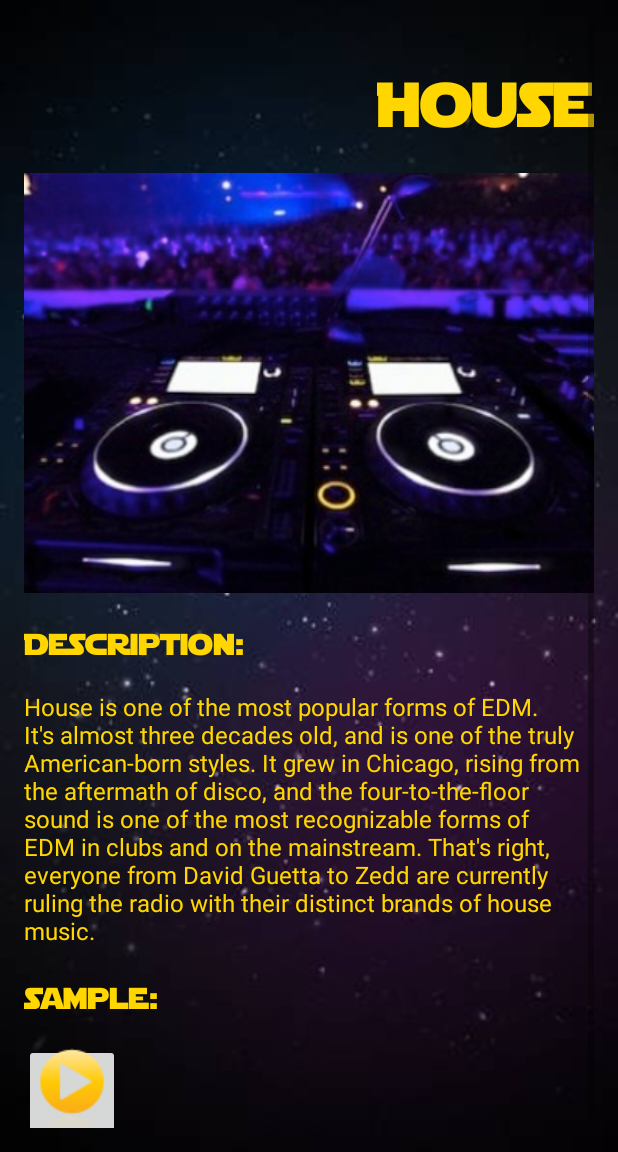
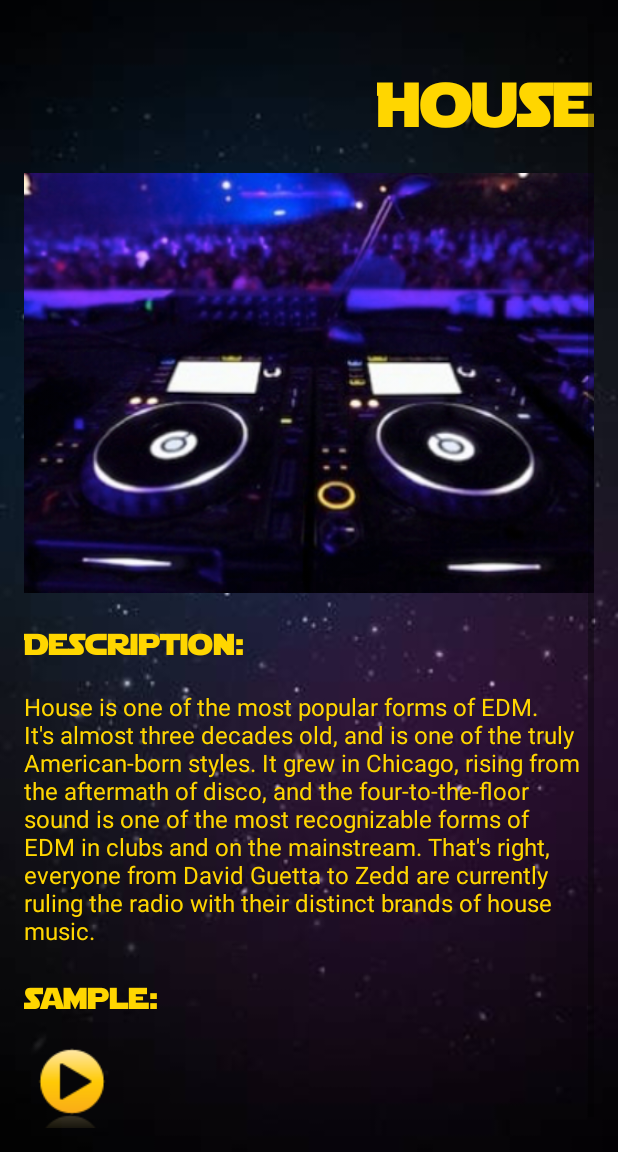
Before and after one commit to rjuzaszek/ElectronicMusicGuide, an Android app: the screen it shows after launch (GenereActivity), after a tap on "House", on a phone screen of 412 x 824 dp, the part 84-1236 px from its top. Run offline under Robolectric (Android 15) with nearby library versions, the phone set to English and light mode, and no system bars.

Commit message:
Ukończony projekt

```diff
--- a/app/src/main/res/layout/activity_genere.xml
+++ b/app/src/main/res/layout/activity_genere.xml
@@ -62,7 +62,8 @@
             android:onClick="onClick"
             android:layout_below="@id/playertitle_textview"
             android:layout_marginBottom="16dp"
-            android:src="@drawable/play"/>
+            android:background="@drawable/play"
+            />
 
     </RelativeLayout>
 </ScrollView>
```
